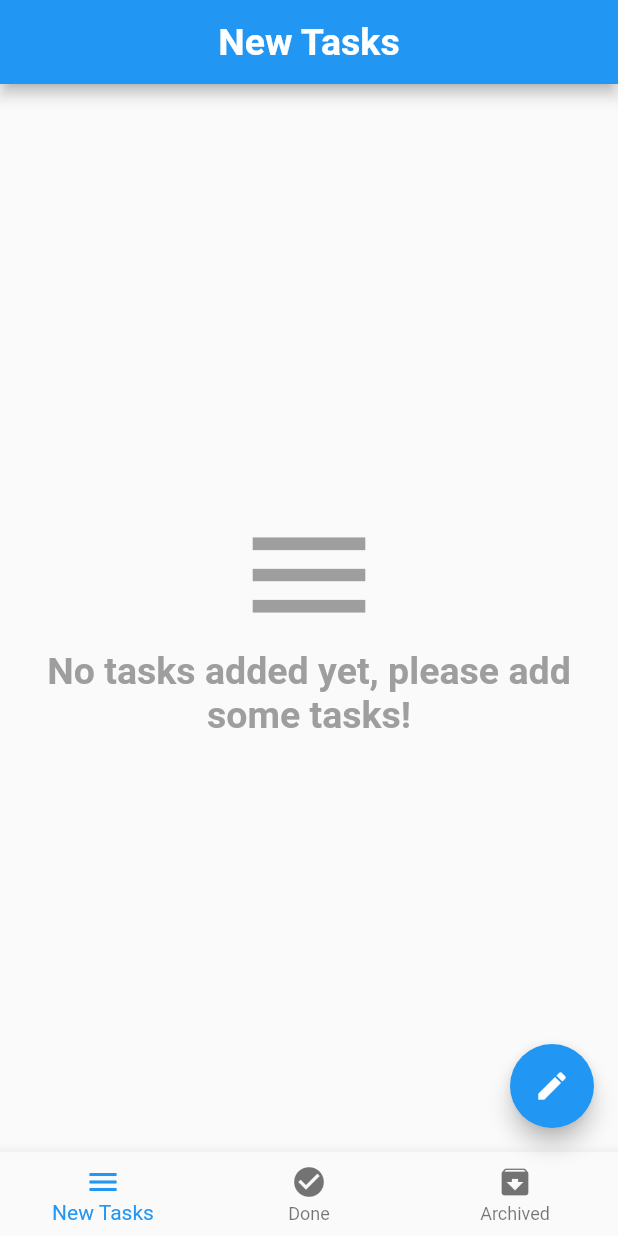
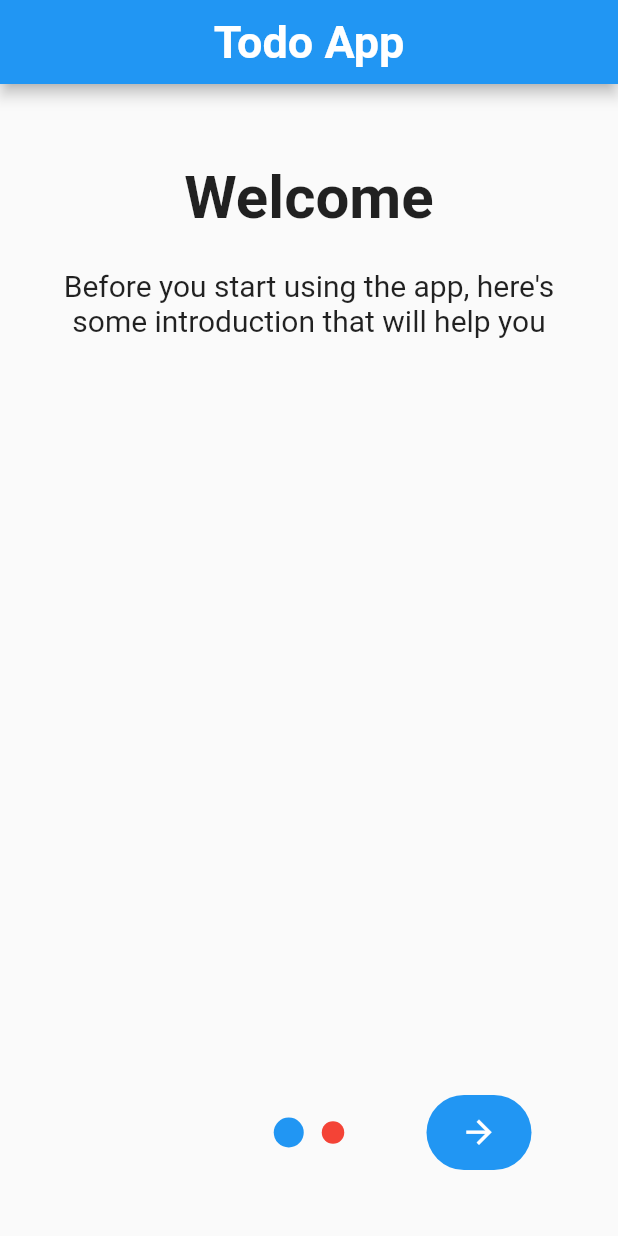
Before and after one commit to abdoSamehDev/todo_app, a Flutter app: the screen it shows after launch, on a phone screen of 412 x 824 dp. Run offline on Flutter 3.47's test engine with Material 2 defaults, Android fonts, the phone set to English and light mode, and no system bars; drawn by our look-alikes of introduction_screen; our stand-ins replace animated_splash_screen, bloc, conditional_builder_null_safety, flutter_bloc, page_transition, shared_preferences and 1 more; accounts and stored records are empty.

Commit message:
finishing the app

```diff
--- a/lib/layout/cubit/cubit.dart
+++ b/lib/layout/cubit/cubit.dart
@@ -1,10 +1,12 @@
 import 'package:flutter/material.dart';
 import 'package:flutter_bloc/flutter_bloc.dart';
+import 'package:shared_preferences/shared_preferences.dart';
 import 'package:sqflite/sqflite.dart';
 import 'package:todo_app/layout/cubit/states.dart';
 
 import '../../modules/archived_tasks/archived_tasks_screen.dart';
 import '../../modules/done_tasks/done_tasks_screen.dart';
+import '../../modules/first_time_screen/first_time_screen.dart';
 import '../../modules/new_tasks/new_tasks_screen.dart';
 
 class AppCubit extends Cubit<AppStates> {
@@ -149,6 +151,12 @@ class AppCubit extends Cubit<AppStates> {
       emit(AppDelDatabaseState());
     });
   }
+  void showIntroduction(context) async{
+    // final prefs = await SharedPreferences.getInstance();
+    // await prefs.setBool('INTRODUCTION', true);
+    Navigator.push(context, MaterialPageRoute(builder: ((context) => FirstTimeScreen())));
+  }
+
 
 
 }
--- a/lib/layout/layout_screen.dart
+++ b/lib/layout/layout_screen.dart
@@ -2,6 +2,7 @@ import 'package:conditional_builder_null_safety/conditional_builder_null_safety.
 import 'package:flutter/material.dart';
 import 'package:flutter_bloc/flutter_bloc.dart';
 import 'package:intl/intl.dart';
+import 'package:shared_preferences/shared_preferences.dart';
 import 'package:todo_app/layout/cubit/cubit.dart';
 import 'package:todo_app/layout/cubit/states.dart';
 import 'package:todo_app/shared/components/components.dart';
@@ -34,6 +35,14 @@ class TodoApp extends StatelessWidget {
           return Scaffold(
           key: scaffoldKey,
           appBar: AppBar(
+            automaticallyImplyLeading: false,
+            actions: [
+              IconButton(
+                  onPressed: () async {
+                    cubit.showIntroduction(context);
+                  },
+                  icon: const Icon(Icons.info_outline_rounded))
+            ],
             title: Text(
               cubit.appBarTitle[cubit.currentIndex],
               style: const TextStyle(
@@ -153,7 +162,7 @@ class TodoApp extends StatelessWidget {
           body: ConditionalBuilder(
             condition: state is! AppGetDatabaseLoadingState,
             builder: (context) => cubit.screen [cubit.currentIndex],
-            fallback: (context) => Center(child: CircularProgressIndicator()),
+            fallback: (context) => const Center(child: const CircularProgressIndicator()),
           ),
 
         );
--- a/lib/main.dart
+++ b/lib/main.dart
@@ -1,26 +1,85 @@
+import 'package:animated_splash_screen/animated_splash_screen.dart';
+import 'package:page_transition/page_transition.dart';
 import 'package:flutter/material.dart';
 import 'package:flutter_bloc/flutter_bloc.dart';
+import 'package:shared_preferences/shared_preferences.dart';
 import 'package:todo_app/layout/layout_screen.dart';
+import 'package:todo_app/modules/first_time_screen/first_time_screen.dart';
 import 'package:todo_app/shared/bloc_observer.dart';
 
-void main() {
+import 'shared/components/components.dart';
+
+
+// bool show = true;
+void main() async {
   BlocOverrides.runZoned(
-        () {
-      runApp(MyApp());
-    },
+        () async {
+          WidgetsFlutterBinding.ensureInitialized();
+          final prefs = await SharedPreferences.getInstance();
+          show = prefs.getBool('INTRODUCTION') ?? true;
+          runApp(MyApp());
+          },
     blocObserver: MyBlocObserver(),
   );
+  // WidgetsFlutterBinding.ensureInitialized();
+  // final prefs = await SharedPreferences.getInstance();
+  // show = prefs.getBool('INTRODUCTION') ?? true;
+  // runApp(MyApp());
+
 }
 
-class MyApp extends StatelessWidget {
-  const MyApp({Key? key}) : super(key: key);
+class MyApp extends StatelessWidget
+{
+  // MyApp({required show});
 
-  // This widget is the root of your application.
   @override
   Widget build(BuildContext context) {
     return MaterialApp(
       debugShowCheckedModeBanner: false,
-      home: TodoApp(),
+      home: AnimatedSplashScreen(
+        splash: Container(
+          height: double.infinity,
+          child: Column(
+            mainAxisAlignment: MainAxisAlignment.center,
+            children: [
+              const Spacer(),
+              Image.asset('assets/images/start-screen.png',
+                scale: 5,
+              ),
+              const SizedBox(
+                height: 5,
+              ),
+              const Text(
+                'BMI Calculator',
+                style: TextStyle(
+                    fontSize: 35,
+                    fontWeight: FontWeight.bold,
+                    color: Colors.white
+                ),
+              ),
+              // SizedBox(
+              //   height: 100,
+              // ),
+              const Spacer(),
+              Padding(
+                padding: const EdgeInsetsDirectional.only(bottom: 10),
+                child: Image.asset('assets/images/logo.png',
+                  width: 55,
+                  height: 55,
+                ),
+              ),
+            ],
+          ),
+        ),
+        nextScreen: show ? FirstTimeScreen() : TodoApp(),
+        backgroundColor: const Color.fromRGBO(11, 11, 69, 1),
+        animationDuration: const Duration(seconds: 1),
+        // splashTransition: SplashTransition.,
+        // centered: true,
+        pageTransitionType: PageTransitionType.fade,
+        duration: 2000,
+        splashIconSize: double.infinity,
+      ),
     );
   }
 }
--- /dev/null
+++ b/lib/modules/first_time_screen/first_time_screen.dart
@@ -0,0 +1,131 @@
+import 'package:flutter/material.dart';
+import 'package:introduction_screen/introduction_screen.dart';
+import 'package:shared_preferences/shared_preferences.dart';
+import 'package:todo_app/layout/layout_screen.dart';
+import 'package:todo_app/shared/components/components.dart';
+
+class FirstTimeScreen extends StatelessWidget {
+  FirstTimeScreen({Key? key}) : super(key: key);
+
+  IconData addTask = Icons.edit;
+
+  final List<PageViewModel> pages = [
+    PageViewModel(
+      title: 'Welcome',
+      body: 'Before you start using the app, here\'s some introduction that will help you',
+      decoration: const PageDecoration(
+        titleTextStyle: TextStyle(
+          fontSize: 40,
+          fontWeight: FontWeight.bold,
+        ),
+        bodyTextStyle: TextStyle(
+          fontSize: 20.0,
+        ),
+      ),
+    ),
+    PageViewModel(
+      title: 'Introduction',
+      body: '''
+      1. use the edit button to add a new task.
+
+      2. use the check button to confirm that task is finished and move it directly into the finished tasks.
+
+      3. use the archive button to archive tasks and move it directly into the archived tasks.
+
+      4. use the X button if the task is not finished yet and you want to move the task back to the new task.
+
+      5. swipe the task left or right to delete it.
+
+      6. use the info in the top right button to see this introduction again.''',
+      decoration: const PageDecoration(
+        titleTextStyle: TextStyle(
+          fontSize: 40.0,
+          fontWeight: FontWeight.bold,
+      ),
+        bodyTextStyle: TextStyle(
+          fontSize: 20.0,
+        ),
+    ),
+  )];
+
+  @override
+  Widget build(BuildContext context) {
+    return Scaffold(
+      appBar: AppBar(
+        automaticallyImplyLeading: false,
+        centerTitle: true,
+        title: (
+        Text(
+            'Todo App',
+        style: TextStyle(
+          fontSize: 30,
+          fontWeight: FontWeight.bold
+        ),)
+        ),
+      ),
+      body: Padding(
+       padding: const EdgeInsets.all(20.0),
+       child: IntroductionScreen(
+         pages: pages,
+         dotsDecorator: const DotsDecorator(
+           color: Colors.red,
+           activeColor: Colors.blue,
+           size: Size.square(15),
+           activeSize: Size.square(20),
+         ),
+         showDoneButton: true,
+         done: Container(
+           child: const Center(
+             child: Text('Done',
+               style: TextStyle(
+                 fontSize: 20,
+                 color: Colors.white
+               ),),
+           ),
+           width: 100,
+           height: 50,
+             decoration: BoxDecoration(
+               borderRadius: BorderRadius.circular(25),
+               color: Colors.green,
+             )
+         ),
+         showSkipButton: false,
+         skip: const Text('Skip',
+           style: TextStyle(fontSize: 20),
+         ),
+         showBackButton: true,
+         back: Container(
+             child: const Icon(Icons.arrow_back, size: 25,
+             color: Colors.white,),
+             width: 70,
+             height: 50,
+             decoration: BoxDecoration(
+               borderRadius: BorderRadius.circular(25),
+               color: Colors.red,
+             )
+         ),
+         showNextButton: true,
+         next: Container(
+           child: const Icon(Icons.arrow_forward,size: 25,
+           color: Colors.white,),
+             width: 70,
+             height: 50,
+             decoration: BoxDecoration(
+               borderRadius: BorderRadius.circular(25),
+               color: Colors.blue,
+             )
+         ),
+         onDone: (){onDone(context);},
+         curve: Curves.easeInBack,
+       ),
+     ),
+    );
+  }
+
+  Future<void> onDone(context) async {
+    // show = false;
+    Navigator.push(context, MaterialPageRoute(builder: (context) => TodoApp()));
+    final prefs = await SharedPreferences.getInstance();
+    await prefs.setBool('INTRODUCTION', false);
+  }
+}
--- a/lib/shared/components/components.dart
+++ b/lib/shared/components/components.dart
@@ -176,3 +176,5 @@ Widget tasksBuilder (List<Map> tasks, String msg) => ConditionalBuilder(
     ),
   ),
 );
+
+bool show = true;
```
Also changed, not shown: pubspec.yaml (+6 -2 lines), assets/icon/icon.png (added), assets/images/female-w.png (added), assets/images/female.png (added), assets/images/logo.png (added), assets/images/male-w.png (added), assets/images/male.png (added), assets/images/start-screen.png (added), pubspec.lock, 2 other files.
